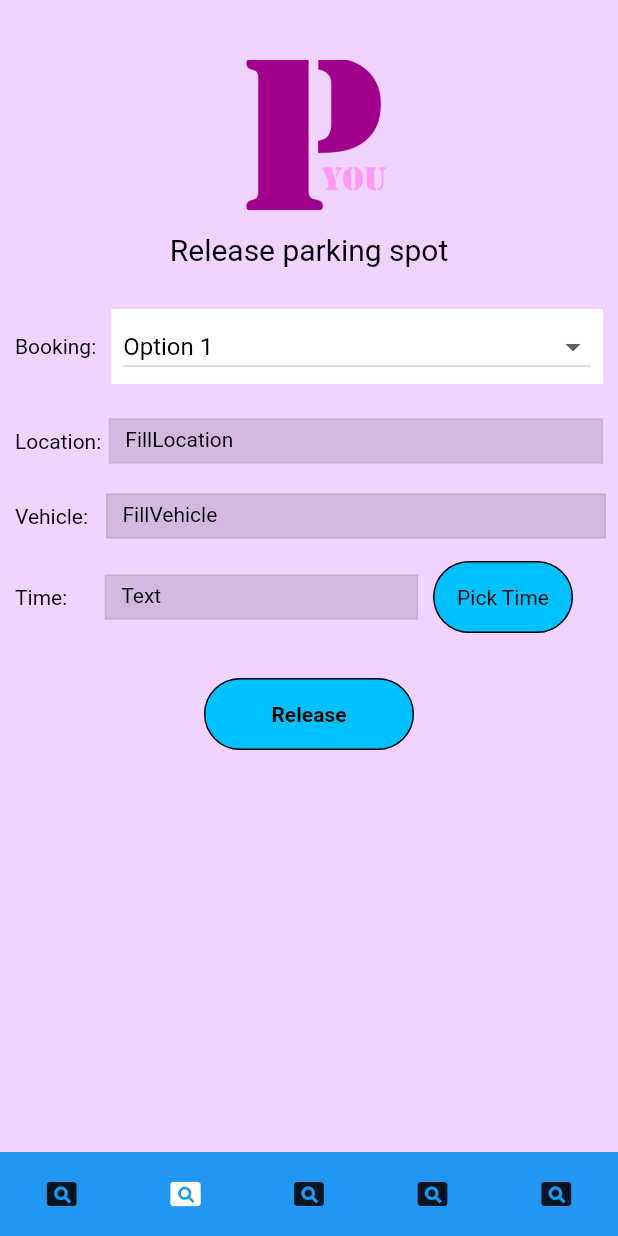
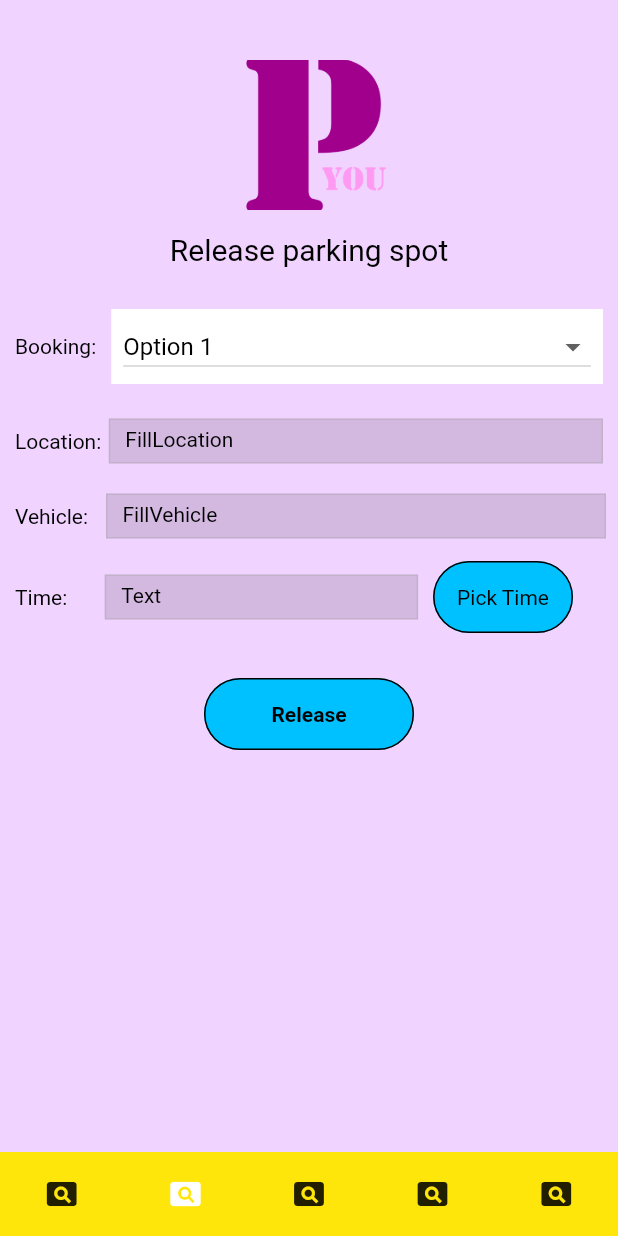
Before and after one commit to Joppe-vL/parkyou, a Flutter app: the screen it shows after launch, item 2 of the bottom bar chosen, on a phone screen of 412 x 824 dp. Run offline on Flutter 3.47's test engine with Material 2 defaults, Android fonts, the phone set to English and light mode, and no system bars; our stand-ins replace cloud_firestore, firebase_core, flutter_map, geolocator, latlong2; missing offline and left inert: positioned_tap_detector_2; accounts and stored records are empty.

Commit message:
Change navbar collor to yellow

```diff
--- a/lib/features/navigation_bar.dart
+++ b/lib/features/navigation_bar.dart
@@ -9,7 +9,7 @@ class NavigationBara extends StatelessWidget {
   Widget build(BuildContext context) {
     return Container(
       height: 56,
-      color: Colors.blue,
+      color: Color.fromARGB(255, 255, 230, 10),
       child: Row(
         mainAxisAlignment: MainAxisAlignment.spaceAround,
         children: [
```
